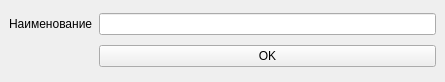
Qt form ui/company.ui (apdashi/generator) before a commit.
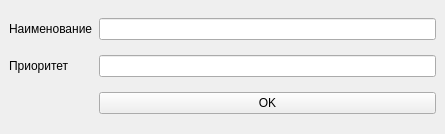
The same form after that commit.

Patch:
```diff
--- a/ui/company.ui
+++ b/ui/company.ui
@@ -7,7 +7,7 @@
     <x>0</x>
     <y>0</y>
     <width>445</width>
-    <height>82</height>
+    <height>134</height>
    </rect>
   </property>
   <property name="windowTitle">
@@ -22,13 +22,27 @@
       </property>
      </widget>
     </item>
+    <item row="2" column="1">
+     <widget class="QPushButton" name="Okey">
+      <property name="text">
+       <string>OK</string>
+      </property>
+     </widget>
+    </item>
     <item row="0" column="1">
      <widget class="QLineEdit" name="nameCompany"/>
     </item>
     <item row="1" column="1">
-     <widget class="QPushButton" name="Okey">
+     <widget class="QLineEdit" name="priority">
+      <property name="inputMask">
+       <string>9; </string>
+      </property>
+     </widget>
+    </item>
+    <item row="1" column="0">
+     <widget class="QLabel" name="label_2">
       <property name="text">
-       <string>OK</string>
+       <string>Приоритет</string>
       </property>
      </widget>
     </item>
```
